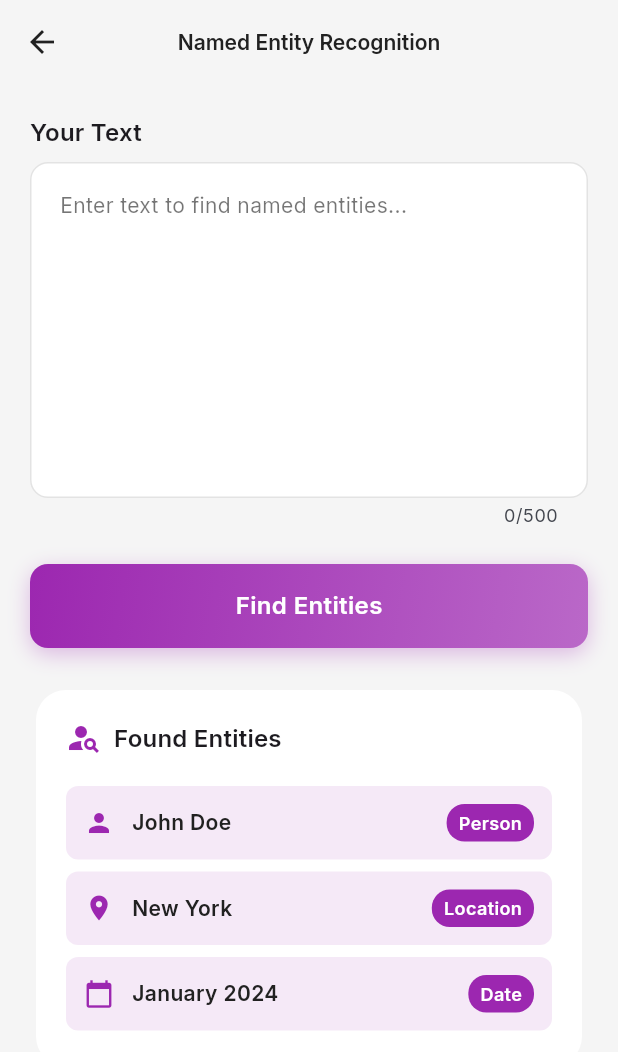
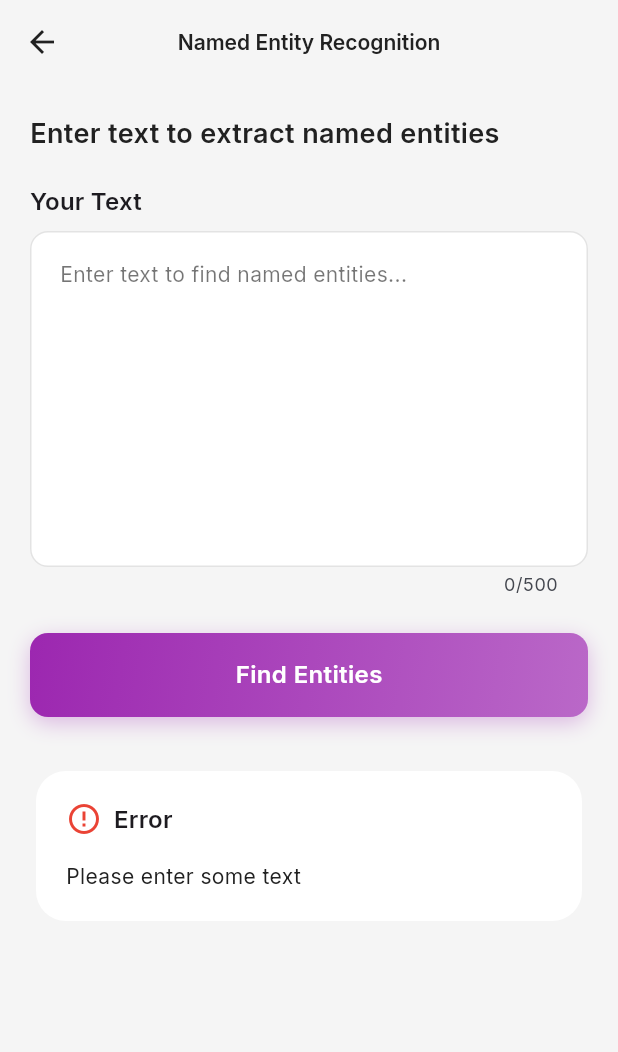
Before and after one commit to KarimAbushbak/ml-text-analysis-app, a Flutter app: the NERScreen screen opened by its route, after a tap on "Find Entities", on a phone screen of 412 x 824 dp. Shown: the top 1052 px of the screen. Run offline on Flutter 3.47's test engine with Material 3 defaults, Android fonts, the light colour scheme and no system bars; our stand-ins replace bloc, flutter_bloc, go_router, google_fonts, shared_preferences; accounts and stored records are empty.

Commit message:
Implement NER feature with real API integration
- Add NER state management (ner_state.dart, ner_cubit.dart)
- Update NER model to match API response format (text, label, score)
- Complete NER service to parse entities from API response
- Refactor NER screen with BlocProvider and proper state handling
- Add confidence scores display for each entity
- Add entity label conversion (LOC -> Location, PER -> Person, etc.)
- Add loading indicator and error handling
- Convert input text to uppercase before API call

```diff
--- /dev/null
+++ b/flutter/nlp_flutter_app/lib/features/ner/ner_cubit.dart
@@ -0,0 +1,27 @@
+import 'package:flutter_bloc/flutter_bloc.dart';
+import 'ner_service.dart';
+import 'ner_state.dart';
+
+/// Cubit for managing Named Entity Recognition state
+class NERCubit extends Cubit<NERState> {
+  final _nerService = NERService();
+
+  NERCubit() : super(NERInitial());
+
+  /// Recognizes named entities in the given text
+  Future<void> recognizeEntities({required String text}) async {
+    if (text.trim().isEmpty) {
+      emit(NERError('Please enter some text'));
+      return;
+    }
+
+    emit(NERLoading());
+
+    try {
+      final entities = await _nerService.recognizeEntities(text: text);
+      emit(NERSuccess(entities));
+    } catch (e) {
+      emit(NERError(e.toString()));
+    }
+  }
+}
--- /dev/null
+++ b/flutter/nlp_flutter_app/lib/features/ner/ner_model.dart
@@ -0,0 +1,27 @@
+class NerResult {
+  final String text;
+  final String label;
+  final double score;
+
+  NerResult({
+    required this.text,
+    required this.label,
+    required this.score,
+  });
+
+  factory NerResult.fromJson(Map<String, dynamic> json) {
+    return NerResult(
+      text: json['text'] as String,
+      label: json['label'] as String,
+      score: (json['score'] as num).toDouble(),
+    );
+  }
+
+  Map<String, dynamic> toJson() {
+    return {
+      'text': text,
+      'label': label,
+      'score': score,
+    };
+  }
+}
--- a/flutter/nlp_flutter_app/lib/features/ner/ner_screen.dart
+++ b/flutter/nlp_flutter_app/lib/features/ner/ner_screen.dart
@@ -1,8 +1,13 @@
 import 'package:flutter/material.dart';
+import 'package:flutter_bloc/flutter_bloc.dart';
 import '../../core/widgets/text_input_field.dart';
 import '../../core/widgets/primary_button.dart';
 import '../../core/widgets/result_card.dart';
+import '../../core/widgets/loading_indicator.dart';
 import '../../core/theme/app_colors.dart';
+import 'ner_cubit.dart';
+import 'ner_state.dart';
+import 'ner_model.dart';
 
 /// Named Entity Recognition screen
 class NERScreen extends StatefulWidget {
@@ -14,7 +19,7 @@ class NERScreen extends StatefulWidget {
 
 class _NERScreenState extends State<NERScreen> {
   final _textController = TextEditingController();
-  List<Map<String, String>>? _entities;
+  final _formKey = GlobalKey<FormState>();
 
   @override
   void dispose() {
@@ -22,20 +27,17 @@ class _NERScreenState extends State<NERScreen> {
     super.dispose();
   }
 
-  void _recognizeEntities() {
-    // TODO: Implement NER logic
-    setState(() {
-      _entities = [
-        {'name': 'John Doe', 'type': 'Person'},
-        {'name': 'New York', 'type': 'Location'},
-        {'name': 'January 2024', 'type': 'Date'},
-      ];
-    });
+  void _recognizeEntities(BuildContext context) {
+    if (_formKey.currentState!.validate()) {
+      context.read<NERCubit>().recognizeEntities(text: _textController.text.toUpperCase());
+    }
   }
 
   @override
   Widget build(BuildContext context) {
-    return Scaffold(
+    return BlocProvider(
+      create: (context) => NERCubit(),
+      child: Scaffold(
         appBar: AppBar(
           title: const Text('Named Entity Recognition'),
           leading: IconButton(
@@ -45,9 +47,19 @@ class _NERScreenState extends State<NERScreen> {
         ),
         body: SingleChildScrollView(
           padding: const EdgeInsets.all(20),
+          child: Form(
+            key: _formKey,
             child: Column(
               crossAxisAlignment: CrossAxisAlignment.stretch,
               children: [
+                const Text(
+                  'Enter text to extract named entities',
+                  style: TextStyle(
+                    fontSize: 18,
+                    fontWeight: FontWeight.w600,
+                  ),
+                ),
+                const SizedBox(height: 20),
                 TextInputField(
                   controller: _textController,
                   label: 'Your Text',
@@ -56,29 +68,63 @@ class _NERScreenState extends State<NERScreen> {
                   maxLength: 500,
                 ),
                 const SizedBox(height: 24),
-            PrimaryButton(
+                Builder(
+                  builder: (context) {
+                    return PrimaryButton(
                       text: 'Find Entities',
                       gradient: AppColors.purpleGradient,
-              onPressed: _recognizeEntities,
+                      onPressed: () => _recognizeEntities(context),
+                    );
+                  }
                 ),
-            if (_entities != null) ...[
-              const SizedBox(height: 24),
-              ResultCard(
-                title: 'Found Entities',
+                const SizedBox(height: 32),
+                BlocBuilder<NERCubit, NERState>(
+                  builder: (context, state) {
+                    if (state is NERLoading) {
+                      return const Center(child: LoadingIndicator());
+                    }
+
+                    if (state is NERSuccess) {
+                      if (state.entities.isEmpty) {
+                        return ResultCard(
+                          title: 'No Entities Found',
+                          icon: Icons.info_outline,
+                          color: AppColors.primaryBlue,
+                          content: 'No named entities were detected in the text.',
+                        );
+                      }
+
+                      return ResultCard(
+                        title: 'Found Entities (${state.entities.length})',
                         icon: Icons.person_search,
                         color: AppColors.primaryPurple,
                         child: Column(
-                  children: _entities!.map((entity) => _buildEntityChip(entity)).toList(),
+                          children: state.entities.map((entity) => _buildEntityChip(entity)).toList(),
+                        ),
+                      );
+                    }
+
+                    if (state is NERError) {
+                      return ResultCard(
+                        title: 'Error',
+                        icon: Icons.error_outline,
+                        color: AppColors.primaryRed,
+                        content: state.message,
+                      );
+                    }
+
+                    return const SizedBox.shrink();
+                  },
+                ),
+              ],
             ),
           ),
-            ],
-          ],
         ),
       ),
     );
   }
 
-  Widget _buildEntityChip(Map<String, String> entity) {
+  Widget _buildEntityChip(NerResult entity) {
     return Padding(
       padding: const EdgeInsets.symmetric(vertical: 4),
       child: Container(
@@ -90,15 +136,27 @@ class _NERScreenState extends State<NERScreen> {
         child: Row(
           children: [
             Icon(
-              _getEntityIcon(entity['type']!),
+              _getEntityIcon(entity.label),
               color: AppColors.primaryPurple,
               size: 20,
             ),
             const SizedBox(width: 12),
             Expanded(
-              child: Text(
-                entity['name']!,
+              child: Column(
+                crossAxisAlignment: CrossAxisAlignment.start,
+                children: [
+                  Text(
+                    entity.text,
                     style: const TextStyle(fontWeight: FontWeight.w600),
+                  ),
+                  Text(
+                    'Confidence: ${(entity.score * 100).toStringAsFixed(1)}%',
+                    style: TextStyle(
+                      fontSize: 12,
+                      color: Colors.grey[600],
+                    ),
+                  ),
+                ],
               ),
             ),
             Container(
@@ -108,7 +166,7 @@ class _NERScreenState extends State<NERScreen> {
                 borderRadius: BorderRadius.circular(12),
               ),
               child: Text(
-                entity['type']!,
+                _getEntityLabel(entity.label),
                 style: const TextStyle(
                   color: Colors.white,
                   fontSize: 12,
@@ -122,16 +180,51 @@ class _NERScreenState extends State<NERScreen> {
     );
   }
 
+  String _getEntityLabel(String label) {
+    // Convert common NER label abbreviations to full names
+    switch (label.toUpperCase()) {
+      case 'PER':
+      case 'PERSON':
+        return 'Person';
+      case 'LOC':
+      case 'LOCATION':
+        return 'Location';
+      case 'ORG':
+      case 'ORGANIZATION':
+        return 'Organization';
+      case 'MISC':
+      case 'MISCELLANEOUS':
+        return 'Misc';
+      case 'DATE':
+        return 'Date';
+      case 'TIME':
+        return 'Time';
+      case 'MONEY':
+        return 'Money';
+      case 'PERCENT':
+        return 'Percent';
+      default:
+        return label;
+    }
+  }
+
   IconData _getEntityIcon(String type) {
-    switch (type.toLowerCase()) {
-      case 'person':
+    switch (type.toUpperCase()) {
+      case 'PER':
+      case 'PERSON':
         return Icons.person;
-      case 'location':
+      case 'LOC':
+      case 'LOCATION':
         return Icons.location_on;
-      case 'date':
+      case 'DATE':
+      case 'TIME':
         return Icons.calendar_today;
-      case 'organization':
+      case 'ORG':
+      case 'ORGANIZATION':
         return Icons.business;
+      case 'MONEY':
+      case 'PERCENT':
+        return Icons.attach_money;
       default:
         return Icons.label;
     }
--- a/flutter/nlp_flutter_app/lib/features/ner/ner_service.dart
+++ b/flutter/nlp_flutter_app/lib/features/ner/ner_service.dart
@@ -1,43 +1,18 @@
 import '../../core/utils/api_client.dart';
+import 'ner_model.dart';
 
-/// Entity model for NER results
-class Entity {
-  final String name;
-  final String type;
-
-  Entity({required this.name, required this.type});
-
-  factory Entity.fromJson(Map<String, dynamic> json) {
-    return Entity(
-      name: json['name'] as String? ?? json['text'] as String? ?? '',
-      type: json['type'] as String? ?? json['label'] as String? ?? '',
-    );
-  }
-
-  Map<String, dynamic> toJson() {
-    return {
-      'name': name,
-      'type': type,
-    };
-  }
-}
-
-/// Service for Named Entity Recognition API calls
 class NERService {
   /// Recognizes named entities in the given text
-  Future<List<Entity>> recognizeEntities(String text) async {
+  Future<List<NerResult>> recognizeEntities({required String text}) async {
     try {
       final response = await ApiClient.post(
         endpoint: '/ner',
         body: {'text': text},
       );
 
-      // NERResponse - check the actual field name in your backend model
-      final entitiesData = response['entities'] as List<dynamic>? ??
-                          response['result'] as List<dynamic>? ?? [];
-
-      return entitiesData
-          .map((item) => Entity.fromJson(item as Map<String, dynamic>))
+      final entitiesList = response['entities'] as List<dynamic>;
+      return entitiesList
+          .map((entity) => NerResult.fromJson(entity as Map<String, dynamic>))
           .toList();
     } catch (e) {
       throw Exception('Failed to recognize entities: $e');
--- /dev/null
+++ b/flutter/nlp_flutter_app/lib/features/ner/ner_state.dart
@@ -0,0 +1,24 @@
+import 'ner_model.dart';
+
+/// Base state for Named Entity Recognition
+abstract class NERState {}
+
+/// Initial state
+class NERInitial extends NERState {}
+
+/// Loading state
+class NERLoading extends NERState {}
+
+/// Success state with NER results
+class NERSuccess extends NERState {
+  final List<NerResult> entities;
+
+  NERSuccess(this.entities);
+}
+
+/// Error state
+class NERError extends NERState {
+  final String message;
+
+  NERError(this.message);
+}
```
Lines whose indentation alone changed are shown as unchanged.
